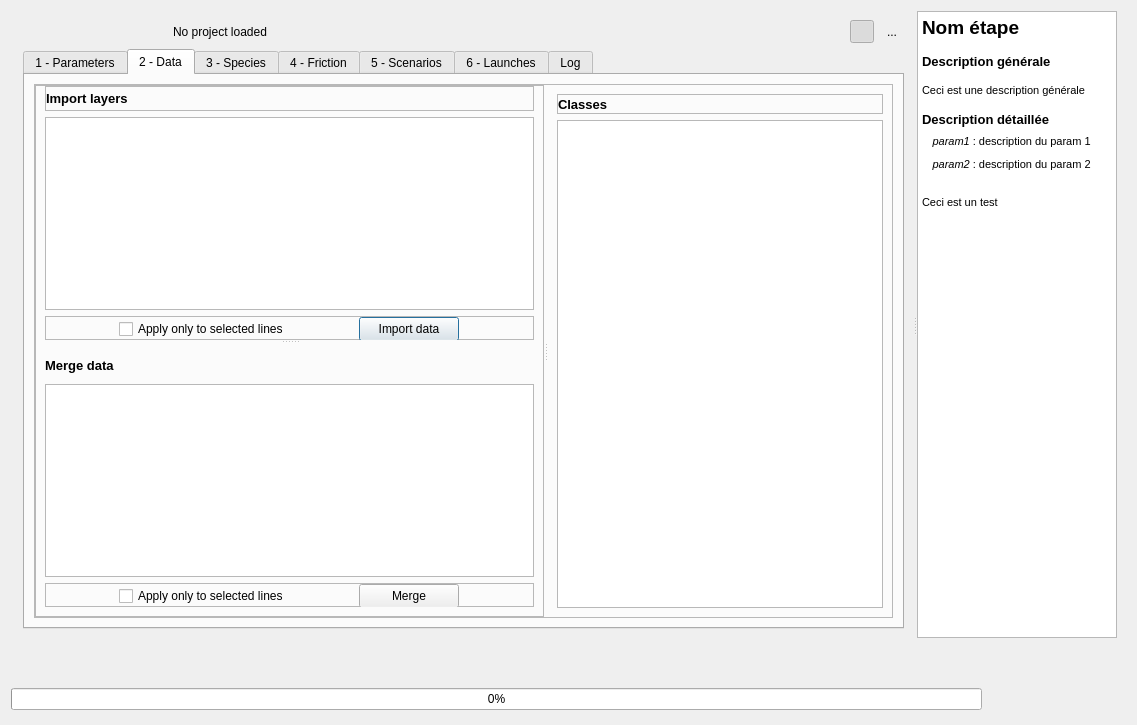
First picture: the form in ui/erc_tvb_plugin_dialog_base.ui, repository MathieuChailloux/MitiConnect, before the edit.
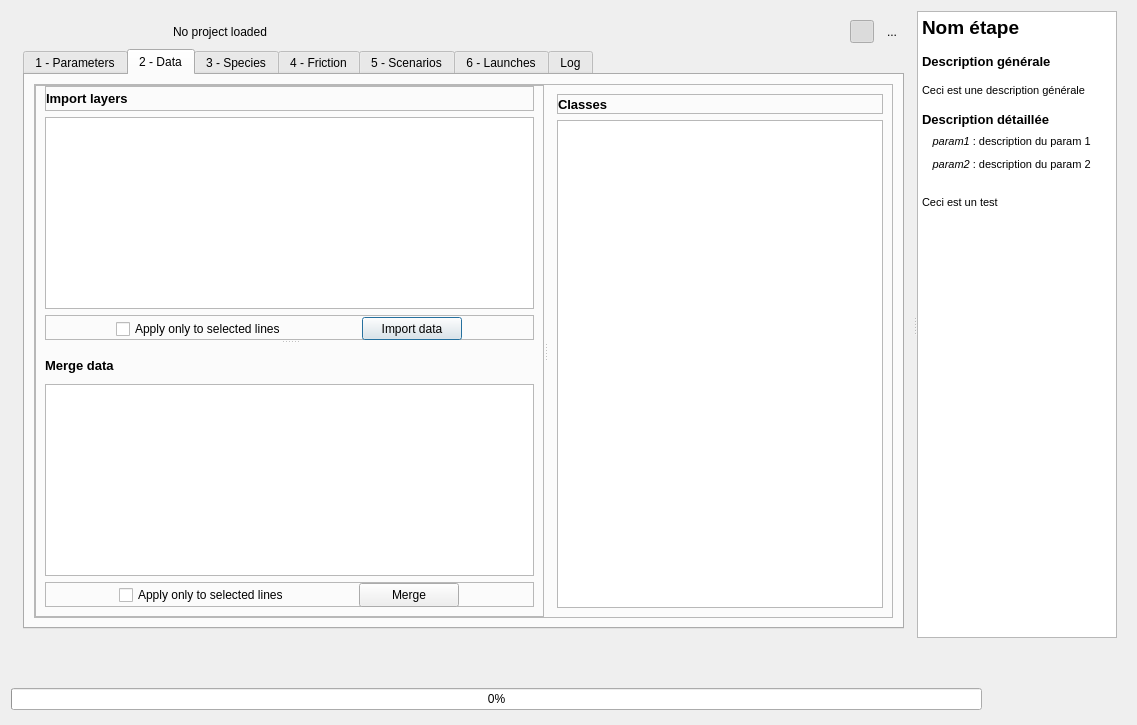
Second picture: the form after the edit. The open tabs and pages were chosen to show the change. Icons and pictures are not drawn. Custom widgets are drawn as their Qt base class.

Commit message: Fix provider name + do not relaunch linkset / graph / global metric

Patch:
```diff
--- a/ui/erc_tvb_plugin_dialog_base.ui
+++ b/ui/erc_tvb_plugin_dialog_base.ui
@@ -765,7 +765,7 @@
                             <property name="maximumSize">
                              <size>
                               <width>16777215</width>
-                              <height>24</height>
+                              <height>25</height>
                              </size>
                             </property>
                             <property name="frameShape">
@@ -775,11 +775,17 @@
                              <enum>QFrame::Raised</enum>
                             </property>
                             <layout class="QHBoxLayout" name="horizontalLayout_5">
+                             <property name="leftMargin">
+                              <number>0</number>
+                             </property>
                              <property name="topMargin">
+                              <number>1</number>
+                             </property>
+                             <property name="rightMargin">
                               <number>0</number>
                              </property>
                              <property name="bottomMargin">
-                              <number>0</number>
+                              <number>1</number>
                              </property>
                              <item>
                               <widget class="QCheckBox" name="importSelection">
@@ -817,13 +823,13 @@
                                <property name="minimumSize">
                                 <size>
                                  <width>100</width>
-                                 <height>24</height>
+                                 <height>23</height>
                                 </size>
                                </property>
                                <property name="maximumSize">
                                 <size>
                                  <width>16777215</width>
-                                 <height>24</height>
+                                 <height>23</height>
                                 </size>
                                </property>
                                <property name="layoutDirection">
@@ -999,7 +1005,7 @@
                             <property name="maximumSize">
                              <size>
                               <width>16777215</width>
-                              <height>24</height>
+                              <height>25</height>
                              </size>
                             </property>
                             <property name="frameShape">
```
Left out of the diff: 2 changed lines with no effect on the pictures. The commit also changes 1 other file.
